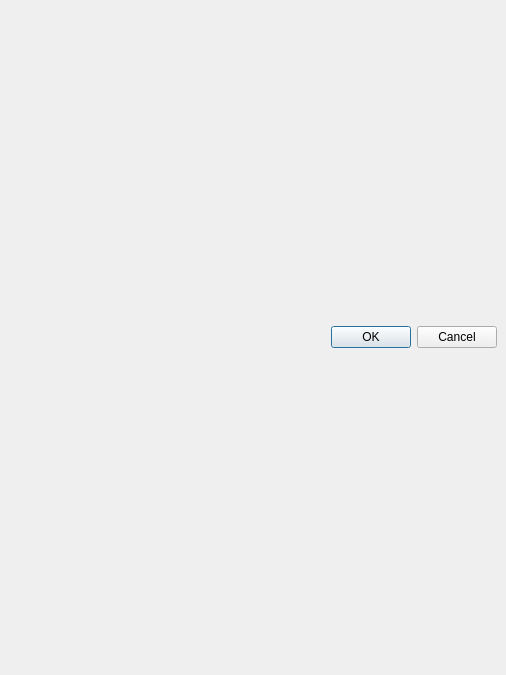
First picture: the form in intelli_geo_dockwidget_base.ui, repository MahdiFarnaghi/intelli_geo, before the edit.
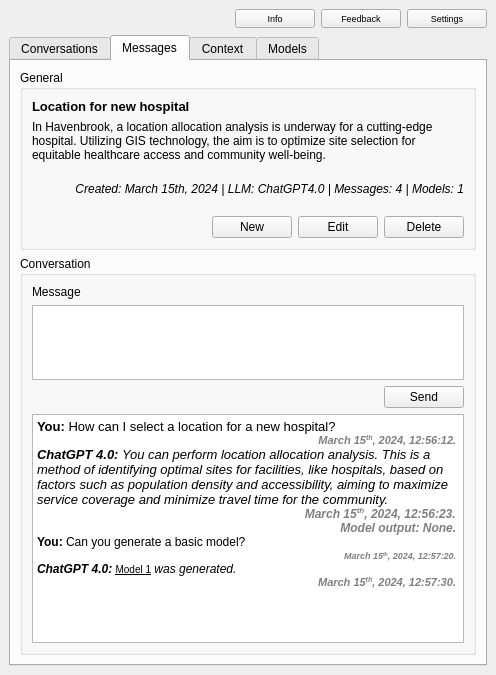
Second picture: the form after the edit. Icons and pictures are not drawn.

Commit message: Create Interface

```diff
--- a/intelli_geo_dockwidget_base.ui
+++ b/intelli_geo_dockwidget_base.ui
@@ -6,20 +6,380 @@
    <rect>
     <x>0</x>
     <y>0</y>
-    <width>506</width>
+    <width>496</width>
     <height>675</height>
    </rect>
   </property>
+  <property name="features">
+   <set>QDockWidget::AllDockWidgetFeatures</set>
+  </property>
   <property name="windowTitle">
    <string>IntelliGeo</string>
   </property>
   <widget class="QWidget" name="dockWidgetContents">
    <layout class="QGridLayout" name="gridLayout">
     <item row="0" column="0">
-     <widget class="QDialogButtonBox" name="buttonBox">
-      <property name="standardButtons">
-       <set>QDialogButtonBox::Cancel|QDialogButtonBox::Ok</set>
+     <layout class="QHBoxLayout" name="horizontalLayout">
+      <item>
+       <spacer name="horizontalSpacer">
+        <property name="orientation">
+         <enum>Qt::Horizontal</enum>
+        </property>
+        <property name="sizeHint" stdset="0">
+         <size>
+          <width>40</width>
+          <height>20</height>
+         </size>
+        </property>
+       </spacer>
+      </item>
+      <item>
+       <widget class="QPushButton" name="pushButton_2">
+        <property name="font">
+         <font>
+          <pointsize>7</pointsize>
+         </font>
+        </property>
+        <property name="text">
+         <string>Info</string>
+        </property>
+        <property name="icon">
+         <iconset>
+          <normaloff>resources/info.png</normaloff>resources/info.png</iconset>
+        </property>
+        <property name="iconSize">
+         <size>
+          <width>15</width>
+          <height>15</height>
+         </size>
+        </property>
+       </widget>
+      </item>
+      <item>
+       <widget class="QPushButton" name="pushButton">
+        <property name="font">
+         <font>
+          <pointsize>7</pointsize>
+         </font>
+        </property>
+        <property name="text">
+         <string>Feedback</string>
+        </property>
+        <property name="icon">
+         <iconset>
+          <normaloff>resources/feedback.png</normaloff>resources/feedback.png</iconset>
+        </property>
+        <property name="iconSize">
+         <size>
+          <width>15</width>
+          <height>15</height>
+         </size>
+        </property>
+       </widget>
+      </item>
+      <item>
+       <widget class="QPushButton" name="pbSettings">
+        <property name="font">
+         <font>
+          <pointsize>7</pointsize>
+         </font>
+        </property>
+        <property name="text">
+         <string>Settings</string>
+        </property>
+        <property name="icon">
+         <iconset>
+          <normaloff>resources/settings.png</normaloff>resources/settings.png</iconset>
+        </property>
+        <property name="iconSize">
+         <size>
+          <width>15</width>
+          <height>15</height>
+         </size>
+        </property>
+       </widget>
+      </item>
+     </layout>
+    </item>
+    <item row="1" column="0">
+     <widget class="QTabWidget" name="twTabs">
+      <property name="tabShape">
+       <enum>QTabWidget::Rounded</enum>
       </property>
+      <property name="currentIndex">
+       <number>1</number>
+      </property>
+      <widget class="QWidget" name="tbConversations">
+       <attribute name="title">
+        <string>Conversations</string>
+       </attribute>
+       <layout class="QVBoxLayout" name="verticalLayout_5">
+        <item>
+         <layout class="QHBoxLayout" name="horizontalLayout_4">
+          <item>
+           <spacer name="horizontalSpacer_4">
+            <property name="orientation">
+             <enum>Qt::Horizontal</enum>
+            </property>
+            <property name="sizeHint" stdset="0">
+             <size>
+              <width>40</width>
+              <height>20</height>
+             </size>
+            </property>
+           </spacer>
+          </item>
+          <item>
+           <widget class="QPushButton" name="pbNew_2">
+            <property name="text">
+             <string>New</string>
+            </property>
+           </widget>
+          </item>
+         </layout>
+        </item>
+        <item>
+         <widget class="QGroupBox" name="gbConversations">
+          <property name="title">
+           <string/>
+          </property>
+          <layout class="QVBoxLayout" name="verticalLayout">
+           <item>
+            <layout class="QHBoxLayout" name="horizontalLayout_5">
+             <property name="sizeConstraint">
+              <enum>QLayout::SetFixedSize</enum>
+             </property>
+             <item>
+              <widget class="QLabel" name="label">
+               <property name="text">
+                <string>Search</string>
+               </property>
+              </widget>
+             </item>
+             <item>
+              <widget class="QPlainTextEdit" name="plainTextEdit">
+               <property name="sizePolicy">
+                <sizepolicy hsizetype="Expanding" vsizetype="Fixed">
+                 <horstretch>0</horstretch>
+                 <verstretch>0</verstretch>
+                </sizepolicy>
+               </property>
+               <property name="maximumSize">
+                <size>
+                 <width>16777215</width>
+                 <height>25</height>
+                </size>
+               </property>
+              </widget>
+             </item>
+            </layout>
+           </item>
+           <item>
+            <widget class="QTextBrowser" name="textBrowser"/>
+           </item>
+          </layout>
+         </widget>
+        </item>
+       </layout>
+      </widget>
+      <widget class="QWidget" name="tbMessages">
+       <attribute name="title">
+        <string>Messages</string>
+       </attribute>
+       <layout class="QVBoxLayout" name="verticalLayout_2">
+        <item>
+         <widget class="QGroupBox" name="gbGeneral">
+          <property name="sizePolicy">
+           <sizepolicy hsizetype="Preferred" vsizetype="Maximum">
+            <horstretch>0</horstretch>
+            <verstretch>0</verstretch>
+           </sizepolicy>
+          </property>
+          <property name="title">
+           <string>General</string>
+          </property>
+          <layout class="QVBoxLayout" name="verticalLayout_3">
+           <item>
+            <widget class="QLabel" name="lbTitle">
+             <property name="font">
+              <font>
+               <pointsize>10</pointsize>
+               <weight>75</weight>
+               <bold>true</bold>
+              </font>
+             </property>
+             <property name="text">
+              <string>Location for new hospital</string>
+             </property>
+             <property name="wordWrap">
+              <bool>true</bool>
+             </property>
+            </widget>
+           </item>
+           <item>
+            <widget class="QLabel" name="lbDecription">
+             <property name="text">
+              <string>In Havenbrook, a location allocation analysis is underway for a cutting-edge hospital. Utilizing GIS technology, the aim is to optimize site selection for equitable healthcare access and community well-being.
+</string>
+             </property>
+             <property name="scaledContents">
+              <bool>false</bool>
+             </property>
+             <property name="wordWrap">
+              <bool>true</bool>
+             </property>
+            </widget>
+           </item>
+           <item>
+            <widget class="QLabel" name="lbMetadata">
+             <property name="font">
+              <font>
+               <italic>true</italic>
+              </font>
+             </property>
+             <property name="text">
+              <string>Created: March 15th, 2024 | LLM: ChatGPT4.0 | Messages: 4 | Models: 1
+</string>
+             </property>
+             <property name="alignment">
+              <set>Qt::AlignRight|Qt::AlignTrailing|Qt::AlignVCenter</set>
+             </property>
+            </widget>
+           </item>
+           <item>
+            <layout class="QHBoxLayout" name="horizontalLayout_2">
+             <item>
+              <spacer name="horizontalSpacer_2">
+               <property name="orientation">
+                <enum>Qt::Horizontal</enum>
+               </property>
+               <property name="sizeHint" stdset="0">
+                <size>
+                 <width>40</width>
+                 <height>20</height>
+                </size>
+               </property>
+              </spacer>
+             </item>
+             <item>
+              <widget class="QPushButton" name="pbNew">
+               <property name="text">
+                <string>New</string>
+               </property>
+              </widget>
+             </item>
+             <item>
+              <widget class="QPushButton" name="pbEdit">
+               <property name="text">
+                <string>Edit</string>
+               </property>
+              </widget>
+             </item>
+             <item>
+              <widget class="QPushButton" name="pbDelete">
+               <property name="text">
+                <string>Delete</string>
+               </property>
+              </widget>
+             </item>
+            </layout>
+           </item>
+          </layout>
+         </widget>
+        </item>
+        <item>
+         <widget class="QGroupBox" name="gbConversation">
+          <property name="title">
+           <string>Conversation</string>
+          </property>
+          <layout class="QVBoxLayout" name="verticalLayout_4">
+           <item>
+            <widget class="QLabel" name="lbMessage">
+             <property name="text">
+              <string>Message</string>
+             </property>
+            </widget>
+           </item>
+           <item>
+            <widget class="QPlainTextEdit" name="ptMessage">
+             <property name="sizePolicy">
+              <sizepolicy hsizetype="Expanding" vsizetype="Fixed">
+               <horstretch>0</horstretch>
+               <verstretch>0</verstretch>
+              </sizepolicy>
+             </property>
+             <property name="maximumSize">
+              <size>
+               <width>16777215</width>
+               <height>75</height>
+              </size>
+             </property>
+             <property name="baseSize">
+              <size>
+               <width>0</width>
+               <height>0</height>
+              </size>
+             </property>
+            </widget>
+           </item>
+           <item>
+            <layout class="QHBoxLayout" name="horizontalLayout_3">
+             <item>
+              <spacer name="horizontalSpacer_3">
+               <property name="orientation">
+                <enum>Qt::Horizontal</enum>
+               </property>
+               <property name="sizeHint" stdset="0">
+                <size>
+                 <width>40</width>
+                 <height>20</height>
+                </size>
+               </property>
+              </spacer>
+             </item>
+             <item>
+              <widget class="QPushButton" name="pbSend">
+               <property name="text">
+                <string>Send</string>
+               </property>
+              </widget>
+             </item>
+            </layout>
+           </item>
+           <item>
+            <widget class="QTextBrowser" name="tbHistory">
+             <property name="html">
+              <string>&lt;!DOCTYPE HTML PUBLIC &quot;-//W3C//DTD HTML 4.0//EN&quot; &quot;http://www.w3.org/TR/REC-html40/strict.dtd&quot;&gt;
+&lt;html&gt;&lt;head&gt;&lt;meta name=&quot;qrichtext&quot; content=&quot;1&quot; /&gt;&lt;style type=&quot;text/css&quot;&gt;
+p, li { white-space: pre-wrap; }
+&lt;/style&gt;&lt;/head&gt;&lt;body style=&quot; font-family:'MS Shell Dlg 2'; font-size:7.8pt; font-weight:400; font-style:normal;&quot;&gt;
+&lt;p style=&quot; margin-top:0px; margin-bottom:0px; margin-left:0px; margin-right:0px; -qt-block-indent:0; text-indent:0px;&quot;&gt;&lt;span style=&quot; font-family:'Calibri'; font-size:10pt; font-weight:600; color:#000000;&quot;&gt;You: &lt;/span&gt;&lt;span style=&quot; font-family:'Calibri'; font-size:10pt; color:#000000;&quot;&gt;How can I select a location for a new hospital?&lt;/span&gt; &lt;/p&gt;
+&lt;p align=&quot;right&quot; style=&quot; margin-top:0px; margin-bottom:0px; margin-left:0px; margin-right:0px; -qt-block-indent:0; text-indent:0px;&quot;&gt;&lt;span style=&quot; font-family:'Calibri'; font-size:8pt; font-weight:600; font-style:italic; color:#7f7f7f;&quot;&gt;March 15&lt;/span&gt;&lt;span style=&quot; font-family:'Calibri'; font-size:8pt; font-weight:600; font-style:italic; color:#7f7f7f; vertical-align:super;&quot;&gt;th&lt;/span&gt;&lt;span style=&quot; font-family:'Calibri'; font-size:8pt; font-weight:600; font-style:italic; color:#7f7f7f;&quot;&gt;, 2024, 12:56:12.&lt;/span&gt; &lt;/p&gt;
+&lt;p style=&quot; margin-top:0px; margin-bottom:0px; margin-left:0px; margin-right:0px; -qt-block-indent:0; text-indent:0px;&quot;&gt;&lt;span style=&quot; font-family:'Calibri'; font-size:10pt; font-weight:600; font-style:italic; color:#000000;&quot;&gt;ChatGPT 4.0: &lt;/span&gt;&lt;span style=&quot; font-family:'Calibri'; font-size:10pt; font-style:italic; color:#000000;&quot;&gt;You can perform location allocation analysis. This is a method of identifying optimal sites for facilities, like hospitals, based on factors such as population density and accessibility, aiming to maximize service coverage and minimize travel time for the community.&lt;/span&gt; &lt;/p&gt;
+&lt;p align=&quot;right&quot; style=&quot; margin-top:0px; margin-bottom:0px; margin-left:0px; margin-right:0px; -qt-block-indent:0; text-indent:0px;&quot;&gt;&lt;span style=&quot; font-family:'Calibri'; font-size:9pt; font-weight:600; font-style:italic; color:#7f7f7f;&quot;&gt;March 15&lt;/span&gt;&lt;span style=&quot; font-family:'Calibri'; font-size:9pt; font-weight:600; font-style:italic; color:#7f7f7f; vertical-align:super;&quot;&gt;th&lt;/span&gt;&lt;span style=&quot; font-family:'Calibri'; font-size:9pt; font-weight:600; font-style:italic; color:#7f7f7f;&quot;&gt;, 2024, 12:56:23. &lt;/span&gt;&lt;/p&gt;
+&lt;p align=&quot;right&quot; style=&quot; margin-top:0px; margin-bottom:0px; margin-left:0px; margin-right:0px; -qt-block-indent:0; text-indent:0px;&quot;&gt;&lt;span style=&quot; font-family:'Calibri'; font-size:9pt; font-weight:600; font-style:italic; color:#7f7f7f;&quot;&gt;Model output: None.&lt;/span&gt; &lt;/p&gt;
+&lt;p style=&quot; margin-top:0px; margin-bottom:0px; margin-left:0px; margin-right:0px; -qt-block-indent:0; text-indent:0px;&quot;&gt;&lt;span style=&quot; font-family:'Calibri'; font-size:9pt; font-weight:600; color:#000000;&quot;&gt;You: &lt;/span&gt;&lt;span style=&quot; font-family:'Calibri'; font-size:9pt; color:#000000;&quot;&gt;Can you generate a basic model?&lt;/span&gt; &lt;/p&gt;
+&lt;p align=&quot;right&quot; style=&quot; margin-top:0px; margin-bottom:0px; margin-left:0px; margin-right:0px; -qt-block-indent:0; text-indent:0px;&quot;&gt;&lt;span style=&quot; font-family:'Calibri'; font-size:7pt; font-weight:600; font-style:italic; color:#7f7f7f;&quot;&gt;March 15&lt;/span&gt;&lt;span style=&quot; font-family:'Calibri'; font-size:7pt; font-weight:600; font-style:italic; color:#7f7f7f; vertical-align:super;&quot;&gt;th&lt;/span&gt;&lt;span style=&quot; font-family:'Calibri'; font-size:7pt; font-weight:600; font-style:italic; color:#7f7f7f;&quot;&gt;, 2024, 12:57:20.&lt;/span&gt; &lt;/p&gt;
+&lt;p style=&quot; margin-top:0px; margin-bottom:0px; margin-left:0px; margin-right:0px; -qt-block-indent:0; text-indent:0px;&quot;&gt;&lt;span style=&quot; font-family:'Calibri'; font-size:9pt; font-weight:600; font-style:italic; color:#000000;&quot;&gt;ChatGPT 4.0:&lt;/span&gt;&lt;span style=&quot; font-family:'Calibri'; font-size:9pt; font-style:italic; color:#000000;&quot;&gt; &lt;/span&gt;&lt;span style=&quot; text-decoration: underline;&quot;&gt;Model 1&lt;/span&gt;&lt;span style=&quot; font-family:'Calibri'; font-size:9pt; font-style:italic; color:#000000;&quot;&gt; was generated.&lt;/span&gt; &lt;/p&gt;
+&lt;p align=&quot;right&quot; style=&quot; margin-top:0px; margin-bottom:0px; margin-left:0px; margin-right:0px; -qt-block-indent:0; text-indent:0px;&quot;&gt;&lt;span style=&quot; font-family:'Calibri'; font-size:8pt; font-weight:600; font-style:italic; color:#7f7f7f;&quot;&gt;March 15&lt;/span&gt;&lt;span style=&quot; font-family:'Calibri'; font-size:8pt; font-weight:600; font-style:italic; color:#7f7f7f; vertical-align:super;&quot;&gt;th&lt;/span&gt;&lt;span style=&quot; font-family:'Calibri'; font-size:8pt; font-weight:600; font-style:italic; color:#7f7f7f;&quot;&gt;, 2024, 12:57:30. &lt;/span&gt;&lt;/p&gt;&lt;/body&gt;&lt;/html&gt;</string>
+             </property>
+            </widget>
+           </item>
+          </layout>
+         </widget>
+        </item>
+       </layout>
+      </widget>
+      <widget class="QWidget" name="tbContext">
+       <attribute name="title">
+        <string>Context</string>
+       </attribute>
+      </widget>
+      <widget class="QWidget" name="tbModels">
+       <attribute name="title">
+        <string>Models</string>
+       </attribute>
+      </widget>
      </widget>
     </item>
    </layout>
```
The commit also changes 5 other files.
